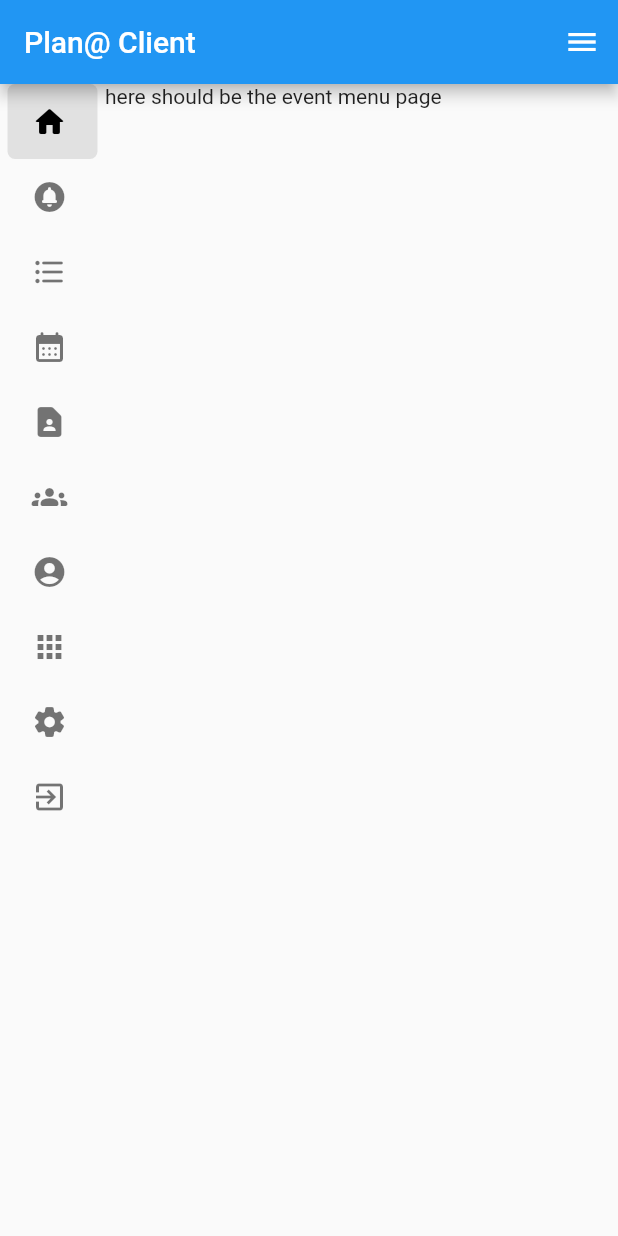
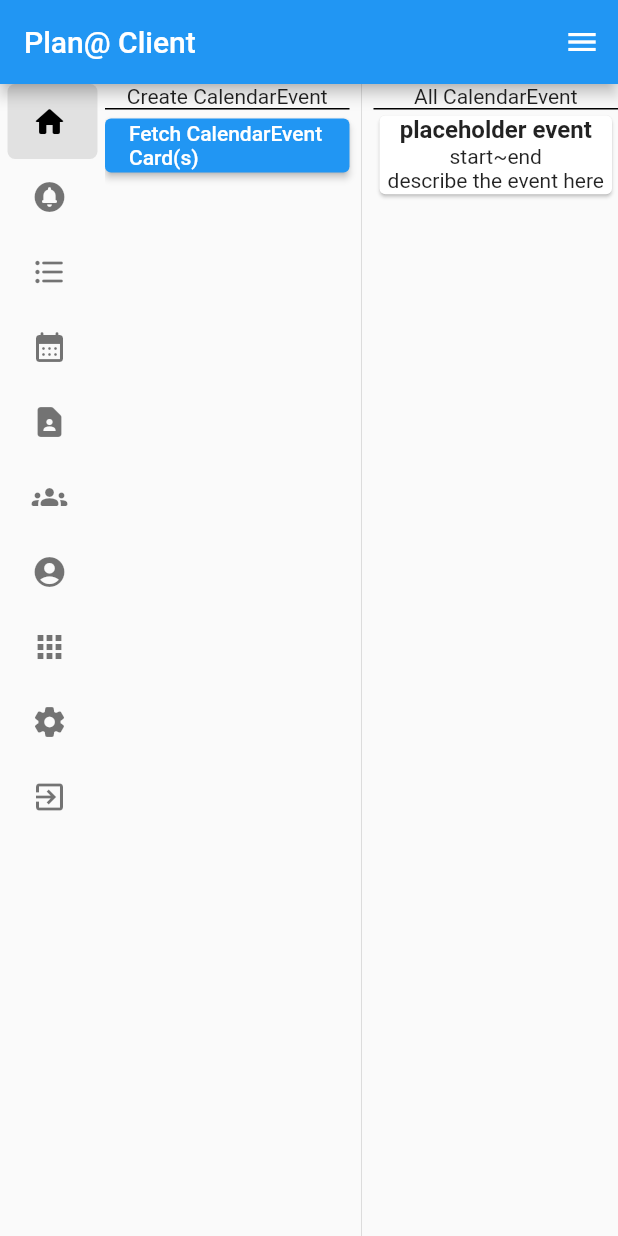
Before and after one commit to Plan-At/PlanAt-Client-Flutter, a Flutter app: the screen it shows after launch, swiped to page 3, on a phone screen of 412 x 824 dp. Run offline on Flutter 3.47's test engine with Material 2 defaults, Android fonts, the phone set to English and light mode, and no system bars; drawn by our look-alikes of easy_sidemenu; network calls fail.

Commit message:
probably can make event cards

```diff
--- a/lib/route/EventListPage.dart
+++ b/lib/route/EventListPage.dart
@@ -1,4 +1,8 @@
 import 'package:flutter/material.dart';
+
+import '../util/CalendarEvent.dart';
+import '../util/MySharedVariable.dart';
+import '../util/MyWidget.dart';
 
 class MyEventListPage extends StatefulWidget {
   const MyEventListPage({Key? key}) : super(key: key);
@@ -8,8 +12,49 @@ class MyEventListPage extends StatefulWidget {
 }
 
 class _MyMyEventListPageState extends State<MyEventListPage> {
+  final MySharedVariable globalVar = MySharedVariable();
+
   @override
   Widget build(BuildContext context) {
-    return const Text("here should be the event menu page");
+    List<CalendarEventCard> showedCalendarEventCard = [CalendarEventCard(d: globalVar.exampleCED)];
+
+    return Row(
+      children: [
+        Expanded(
+          flex: 1,
+          child: Column(
+            children: [
+              const Text("Create CalendarEvent"),
+              MyStyle.blackDivider,
+              ElevatedButton(
+                child: const Text("Fetch CalendarEventCard(s)"),
+                onPressed: () {
+                  List<String> CEIndex = [];
+                  /// Probably will take too much time to fetch all the event at once
+                  for (int currentElement in globalVar.calendarEventIndex.take(10)){
+                    CEIndex.add(currentElement.toString());
+                  }
+                  CalendarEventDataGenerator.multipleEvent(httpClient: globalVar.apiClient, event_id_list: CEIndex).then((ret) {
+                    globalVar.someCalendarEventData = ret;
+                    debugPrint("Finished Fetching events");
+                    for (CalendarEventData currentCED in globalVar.someCalendarEventData){
+                      globalVar.someCalendarEventCard.add(CalendarEventCard(d: currentCED));
+                    }
+                    debugPrint("Finished creating event card");
+                  });
+                },
+              ),
+            ],
+          ),
+        ),
+        const VerticalDivider(),
+        Expanded(
+          flex: 1,
+          child: Column(
+            children: List.from([const Text("All CalendarEvent"), MyStyle.blackDivider])..addAll(showedCalendarEventCard),
+          ),
+        ),
+      ],
+    );
   }
 }
--- a/lib/route/SettingPage.dart
+++ b/lib/route/SettingPage.dart
@@ -28,7 +28,7 @@ class _MySettingPageState extends State<MySettingPage> {
                 ElevatedButton(
                   child: const Text("Fetch CalendarEventData"),
                   onPressed: () {
-                    CalendarEventDataGenerator.singleEvent(globalVar.apiClient).then((ret) {
+                    CalendarEventDataGenerator.singleEvent(httpClient: globalVar.apiClient).then((ret) {
                       setState(() {
                         globalVar.exampleCED = ret;
                         debugPrint(globalVar.exampleCED.display_name);
--- a/lib/util/CalendarEvent.dart
+++ b/lib/util/CalendarEvent.dart
@@ -38,6 +38,7 @@ class _CalendarEventCardState extends State<CalendarEventCard> {
                         fontWeight: FontWeight.bold,
                       ),
                     ),
+                    Text("EventID: "+widget.d.event_id),
                     Text(widget.d.start_time.text+'~'+widget.d.end_time.text),
                     Text(widget.d.description),
                   ],
@@ -70,13 +71,14 @@ class _CalendarEventCardState extends State<CalendarEventCard> {
 class CalendarEventData {
   /// Although the variable name not met the dart naming convention,
   /// but just for match what's present in the REST API
+  String event_id;
   String display_name;
   String description;
   TimeObject start_time;
   TimeObject end_time;
   late int duration;
 
-  CalendarEventData(this.display_name, this.description, this.start_time, this.end_time) {
+  CalendarEventData(this.event_id, this.display_name, this.description, this.start_time, this.end_time) {
     duration = end_time.timestamp - start_time.timestamp; /// this. keyword not necessary here
   }
 }
@@ -84,6 +86,7 @@ class CalendarEventData {
 class CalendarEventDataGenerator {
   static CalendarEventData placeholder() {
     return CalendarEventData(
+      "1234567890123456",
       "placeholder event",
       "describe the event here",
       TimeObject(
@@ -101,20 +104,21 @@ class CalendarEventDataGenerator {
     );
   }
 
-  static Future<CalendarEventData> singleEvent(http.Client httpClient) async {
+  /// using the curley bracket to activate named parameter
+  static Future<CalendarEventData> singleEvent({required http.Client httpClient, String pa_token="aaaaaaaa", String event_id="1649358548151936"}) async {
     try {
       var response = await httpClient.get(
         /// Query parameter need be pass in separately, otherwise the question mark
         Uri.https(
           MyURL.mainAPIEndpoint,
           'v1/universal/user/calendar/event',
-          {"event_id": "1649358548151936"},
+          {"event_id": event_id},
         ),
         /// Without "Accept" and "Content-Type" will have CORS error on Chrome
         headers: {
           "Accept": "application/json",
           "Content-Type": "application/json",
-          "pa-token": "aaaaaaaa",
+          "pa-token": pa_token,
         },
       );
       if (response.statusCode != 200) {
@@ -123,6 +127,7 @@ class CalendarEventDataGenerator {
       var decodedResponse = jsonDecode(utf8.decode(response.bodyBytes)) as Map;
       debugPrint(utf8.decode(response.bodyBytes));
       return CalendarEventData(
+        decodedResponse["event_id"],
         decodedResponse["display_name"],
         decodedResponse["description"],
         TimeObject(
@@ -139,8 +144,18 @@ class CalendarEventDataGenerator {
         ),
       );
     } finally {
-      httpClient.close();
+      // httpClient.close();
     }
+  }
+
+  /// this still fetching all the data in synchronous order
+  static Future<List<CalendarEventData>> multipleEvent({required http.Client httpClient, required List<String> event_id_list, String pa_token="aaaaaaaa"}) async {
+    List<CalendarEventData> retList = [];
+    for (String currentElement in event_id_list) {
+      CalendarEventData currentRet = await singleEvent(httpClient: httpClient, event_id: currentElement);
+      retList.add(currentRet);
+    }
+    return retList;
   }
 }
 
@@ -191,7 +206,7 @@ class CalendarEventList {
       /// If not specify type using .from() will always be List<dynamic>
       return List<int>.from(decodedResponse["event_id_list"]);
     } finally {
-      httpClient.close();
+      // httpClient.close();
     }
   }
 }
--- a/lib/util/MySharedVariable.dart
+++ b/lib/util/MySharedVariable.dart
@@ -10,14 +10,18 @@ class MySharedVariable {
   MySharedVariable._internal() {
     myVariable = 0;
     exampleCED = CalendarEventDataGenerator.placeholder();
-    calendarEventIndex = [0];
+    calendarEventIndex = [];
     apiClient = http.Client();
+    someCalendarEventCard = [];
+    someCalendarEventData = [];
   }
 
   late int myVariable;
   late CalendarEventData exampleCED;
   late List<int> calendarEventIndex;
   late http.Client apiClient;
+  late List<CalendarEventCard> someCalendarEventCard;
+  late List<CalendarEventData> someCalendarEventData;
 
   void incrementMyVariable() {
     myVariable++;
```
